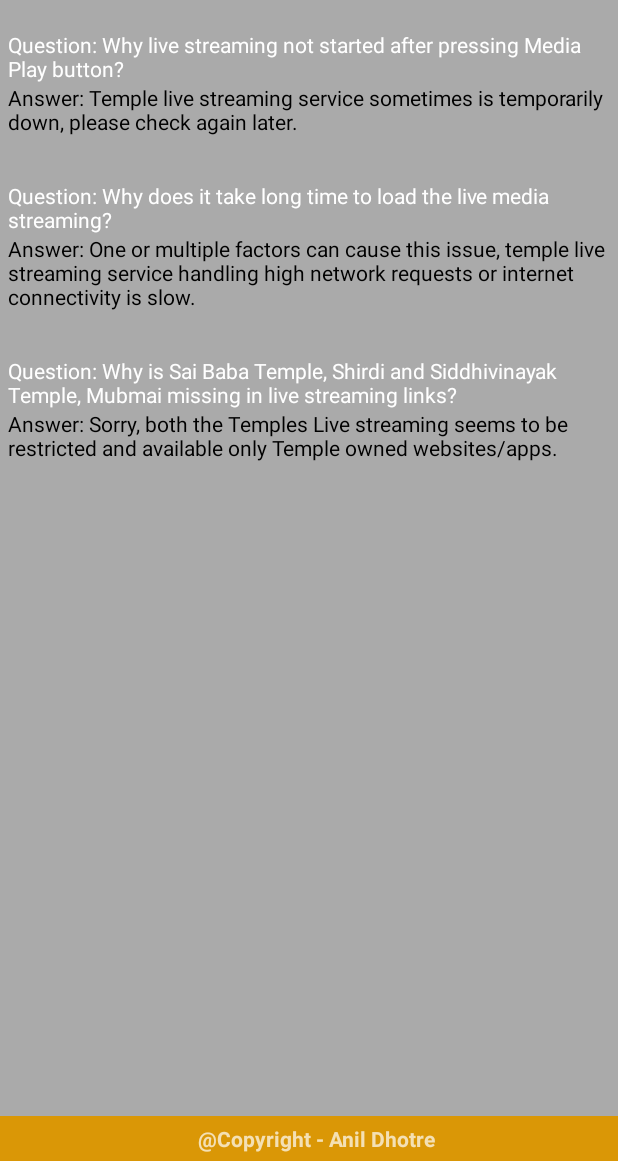
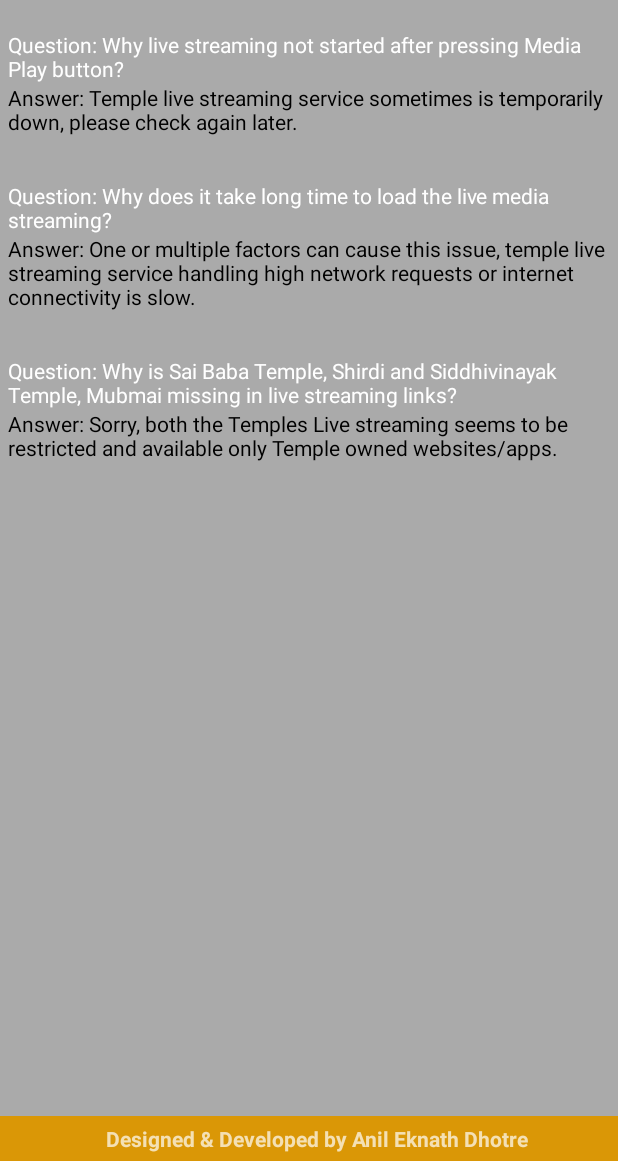
Before and after one commit to akdhotre/android, an Android app: the screen it shows after launch (FaqActivity), after a tap on "Frequently Asked Questions", on a phone screen of 412 x 824 dp, the part 75-1236 px from its top. Run offline under Robolectric (Android 15) with nearby library versions, the phone set to English and light mode, and no system bars.

Commit message:
beta release

```diff
--- a/LiveDarshan/app/src/main/java/com/lotustech/apps/android/livedarshan/WebViewActivity.java
+++ b/LiveDarshan/app/src/main/java/com/lotustech/apps/android/livedarshan/WebViewActivity.java
@@ -14,7 +14,7 @@ public class WebViewActivity extends AppCompatActivity {
     @Override
     protected void onCreate(Bundle savedInstanceState) {
         String url = getIntent().getStringExtra("url");
-        Log.d(TAG, "load url: " + url);
+        //Log.d(TAG, "load url: " + url);
 
         super.onCreate(savedInstanceState);
         setContentView(R.layout.activity_web_view);
--- a/LiveDarshan/app/src/main/res/layout/activity_faq.xml
+++ b/LiveDarshan/app/src/main/res/layout/activity_faq.xml
@@ -4,6 +4,7 @@
     android:id="@+id/activity_faq"
     android:layout_width="match_parent"
     android:layout_height="match_parent"
-    tools:context="com.lotustech.apps.android.livedarshan.FaqActivity">
+    tools:context="com.lotustech.apps.android.livedarshan.FaqActivity"
+    android:background="?attr/colorPrimary">
 
 </RelativeLayout>
--- a/LiveDarshan/app/src/main/res/values-large/strings.xml
+++ b/LiveDarshan/app/src/main/res/values-large/strings.xml
@@ -1,5 +1,5 @@
 <?xml version="1.0" encoding="utf-8"?>
 <resources>
-    <string name="media_width">854</string>
-    <string name="media_height">480</string>
+    <string name="media_width">1024</string>
+    <string name="media_height">600</string>
 </resources>
--- a/LiveDarshan/app/src/main/res/values/strings.xml
+++ b/LiveDarshan/app/src/main/res/values/strings.xml
@@ -3,7 +3,7 @@
     <string name="tuljapurlive">Shri Tuljabhavani, Tuljapur</string>
     <string name="kashilive">Shri Kashi Vishwanath, Varanasi</string>
     <string name="pandalpurlive">Shri Vitthal Rukmini, Pandharpur</string>
-    <string name="author">\@Copyright - Anil Dhotre</string>
+    <string name="author"><![CDATA[Designed & Developed by Anil Eknath Dhotre]]></string>
     <string name="disclaimer">Disclamer: Live streaming content is provided by Temple Administration. This application is designed for easy, uninterrupted and ad-free provision for live streaming.</string>
     <string name="live_streaming_warning">Please start live streaming and wait for at least 10 seconds for live streaming to start.</string>
     <string name="question">Frequently Asked Questions</string>
@@ -22,5 +22,6 @@
 
     <string name="media_width">-1</string>
     <string name="media_height">-1</string>
+    <string name="dev_email_address">akdhotre.apps@gmail.com</string>
 
 </resources>
```
Also changed, not shown: LiveDarshan/app/src/main/java/com/lotustech/apps/android/livedarshan/MainFragment.java (+4 -5 lines), LiveDarshan/app/src/main/java/com/lotustech/apps/android/livedarshan/WebViewFragment.java (+7 -3 lines), 3 other files.
